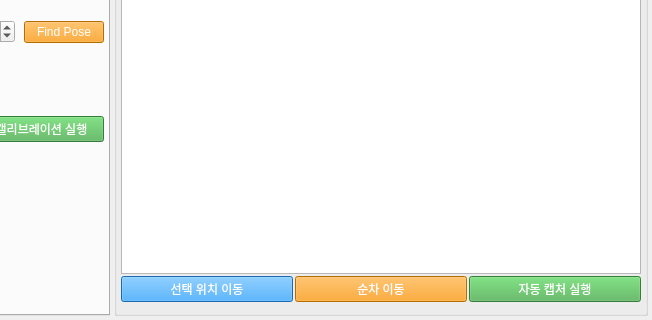
Before: the Qt Designer form ui/tab_calibration.ui in kuks2309/Charging_Robot_Operation, drawn with Qt 5; both pictures show x 548 to 1200 and y 580 to 900 of the 1200 by 900 pixel window.
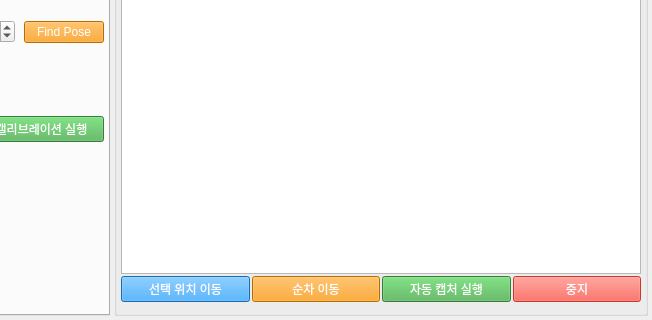
After: the same form once the commit is applied.

Commit message:
[feat] 자동 캡처 중지 버튼 추가
- UI에 중지 버튼 추가 (빨간색, 초기 비활성화)
- 자동 캡처 실행 시 중지 버튼 활성화
- 중지 버튼 클릭 시 auto_calib_running 플래그 False 설정
- 버튼 상태 관리: 실행/중지에 따라 버튼 활성화/비활성화

Diff of the .ui file:
```diff
--- a/ui/tab_calibration.ui
+++ b/ui/tab_calibration.ui
@@ -1580,6 +1580,19 @@
           </property>
          </widget>
         </item>
+        <item>
+         <widget class="QPushButton" name="btnStopAutoCapture">
+          <property name="text">
+           <string>중지</string>
+          </property>
+          <property name="styleSheet">
+           <string>background-color: #F44336; color: white;</string>
+          </property>
+          <property name="enabled">
+           <bool>false</bool>
+          </property>
+         </widget>
+        </item>
        </layout>
       </item>
       <item>
```
The commit also changes 1 other file.
